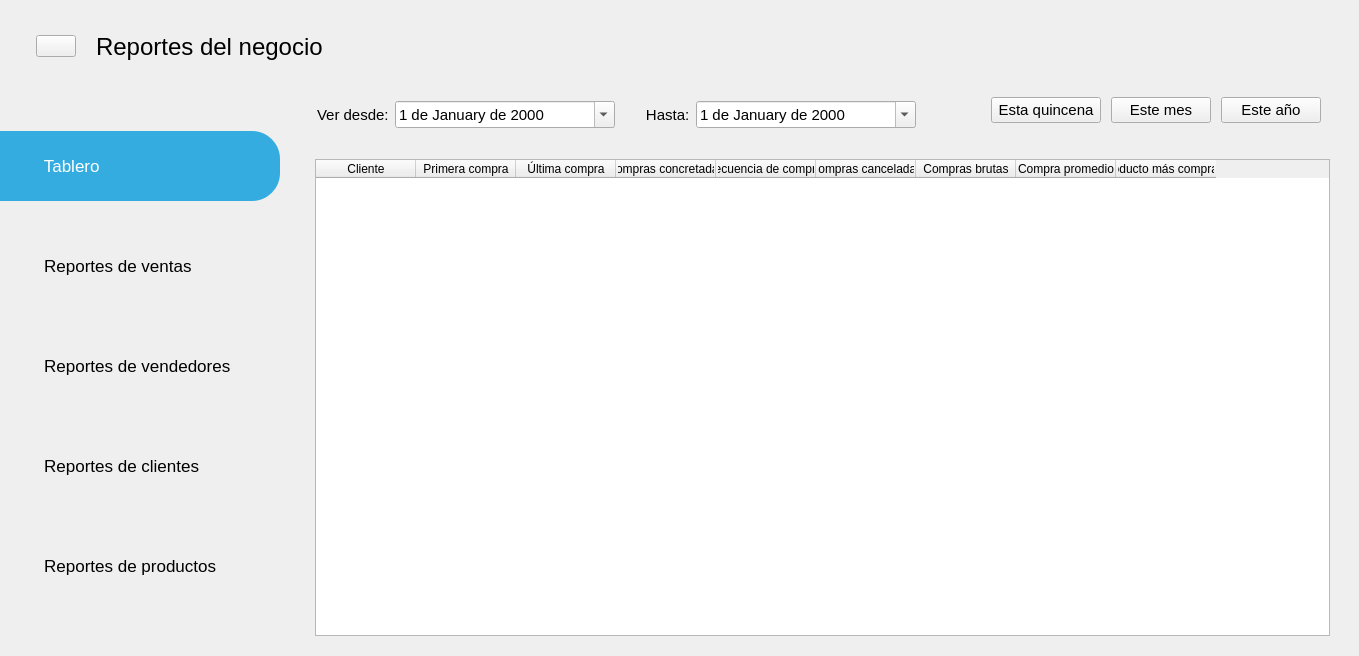
Before: the Qt Designer form designer/Ui_Reportes.ui in ivanperez-7/printpos, drawn with Qt 5.
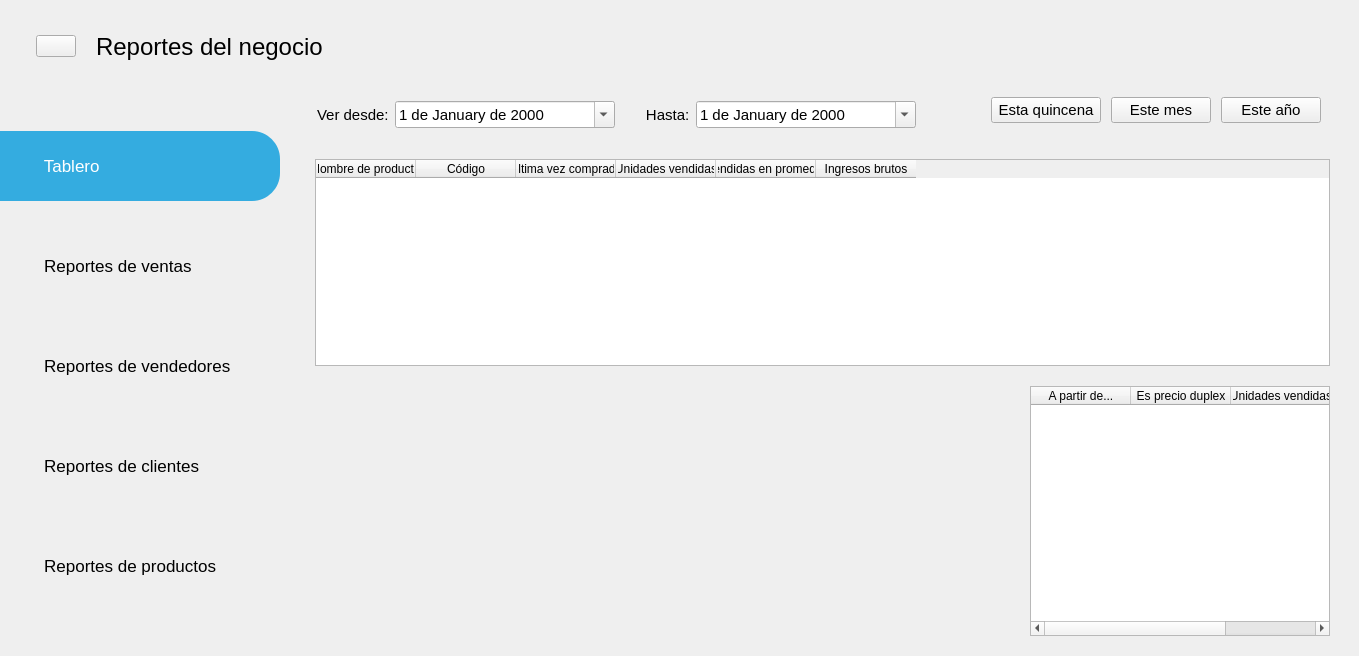
After: the same form once the commit is applied. The open tabs and pages were chosen to show the change. Icons and pictures are not drawn. Custom widgets are drawn as their Qt base class.

Commit message: última versión estable

```diff
--- a/designer/Ui_Reportes.ui
+++ b/designer/Ui_Reportes.ui
@@ -1180,7 +1180,7 @@
              </layout>
             </widget>
             <widget class="QWidget" name="productos">
-             <layout class="QVBoxLayout" name="verticalLayout_4">
+             <layout class="QGridLayout" name="gridLayout_7">
               <property name="leftMargin">
                <number>0</number>
               </property>
@@ -1193,51 +1193,80 @@
               <property name="bottomMargin">
                <number>0</number>
               </property>
-              <item>
-               <widget class="TablaDatos" name="tableWidget_4">
+              <property name="spacing">
+               <number>20</number>
+              </property>
+              <item row="1" column="0">
+               <widget class="ChartView" name="ventas_prod_graph" native="true">
+                <property name="sizePolicy">
+                 <sizepolicy hsizetype="Expanding" vsizetype="Preferred">
+                  <horstretch>0</horstretch>
+                  <verstretch>0</verstretch>
+                 </sizepolicy>
+                </property>
+                <property name="minimumSize">
+                 <size>
+                  <width>0</width>
+                  <height>250</height>
+                 </size>
+                </property>
+               </widget>
+              </item>
+              <item row="1" column="1" alignment="Qt::AlignRight">
+               <widget class="TablaDatos" name="tabla_intervalos">
+                <property name="minimumSize">
+                 <size>
+                  <width>300</width>
+                  <height>0</height>
+                 </size>
+                </property>
                 <column>
                  <property name="text">
-                  <string>Cliente</string>
+                  <string>A partir de...</string>
                  </property>
                 </column>
                 <column>
                  <property name="text">
-                  <string>Primera compra</string>
+                  <string>Es precio duplex</string>
                  </property>
                 </column>
                 <column>
                  <property name="text">
-                  <string>Última compra</string>
+                  <string>Unidades vendidas</string>
                  </property>
                 </column>
+               </widget>
+              </item>
+              <item row="0" column="0" colspan="2">
+               <widget class="TablaDatos" name="tabla_prods">
                 <column>
                  <property name="text">
-                  <string>Compras concretadas</string>
+                  <string>Nombre de producto</string>
                  </property>
                 </column>
                 <column>
                  <property name="text">
-                  <string>Frecuencia de compras</string>
+                  <string>Código</string>
                  </property>
                 </column>
                 <column>
                  <property name="text">
-                  <string>Compras canceladas</string>
+                  <string>Última vez comprado</string>
                  </property>
                 </column>
                 <column>
                  <property name="text">
-                  <string>Compras brutas</string>
+                  <string>Unidades vendidas</string>
                  </property>
                 </column>
                 <column>
                  <property name="text">
-                  <string>Compra promedio</string>
+                  <string>Unidades vendidas en promedio por venta</string>
                  </property>
                 </column>
                 <column>
                  <property name="text">
-                  <string>Producto más comprado</string>
+                  <string>Ingresos brutos</string>
                  </property>
                 </column>
                </widget>
@@ -1256,16 +1285,16 @@
   </layout>
  </widget>
  <customwidgets>
-  <customwidget>
-   <class>TablaDatos</class>
-   <extends>QTableWidget</extends>
-   <header>utils.mywidgets.h</header>
-  </customwidget>
   <customwidget>
    <class>ClickableIcon</class>
    <extends>QPushButton</extends>
    <header>utils.mywidgets.h</header>
   </customwidget>
+  <customwidget>
+   <class>TablaDatos</class>
+   <extends>QTableWidget</extends>
+   <header>utils.mywidgets.h</header>
+  </customwidget>
   <customwidget>
    <class>ChartView</class>
    <extends>QWidget</extends>
```
Left out of the diff: 14 changed lines with no effect on the pictures. The commit also changes 12 other files.
